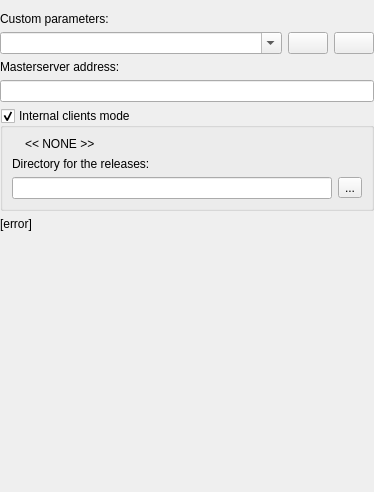
Above: src/core/gui/configuration/engineconfigpage.ui from DoomseekerTeam/Doomseeker before the change. Below: the same form after it.
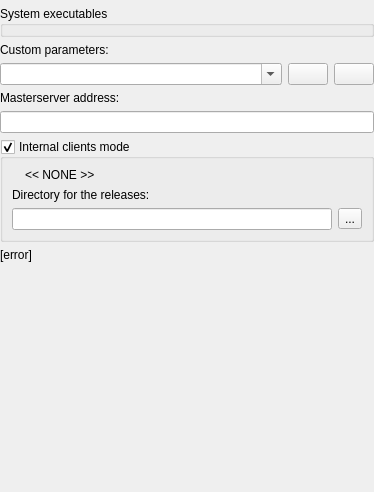
That is the form after the change. Icons and pictures are not drawn.

Commit message:
- Removed useless enginezandronumconfigbox. - Reworded the two plugin warnings in the internal clients section. - Added option to make plugins with mutually exclusive Internal and System Clients mode. - Reverted GameClientRunner::isFatalError().
branch : internal-clients

What changed in the file:
```diff
--- a/src/core/gui/configuration/engineconfigpage.ui
+++ b/src/core/gui/configuration/engineconfigpage.ui
@@ -42,7 +42,13 @@
     </widget>
    </item>
    <item>
-    <widget class="QWidget" name="exePickArea" native="true">
+    <widget class="QGroupBox" name="exePickArea">
+     <property name="toolTip">
+      <string>&lt;html&gt;&lt;head/&gt;&lt;body&gt;&lt;p&gt;These are the user-defined (or automatically found) executables that will be used by default. In case that Internal clients mode is shown and enabled, Doomseeker may use an internal client to be compatible with the server.&lt;/p&gt;&lt;/body&gt;&lt;/html&gt;</string>
+     </property>
+     <property name="title">
+      <string>System executables</string>
+     </property>
      <layout class="QVBoxLayout" name="verticalLayout_3">
       <property name="leftMargin">
        <number>0</number>
```
Left out of the diff: 31 changed lines with no effect on the pictures. The commit also changes 13 other files.
